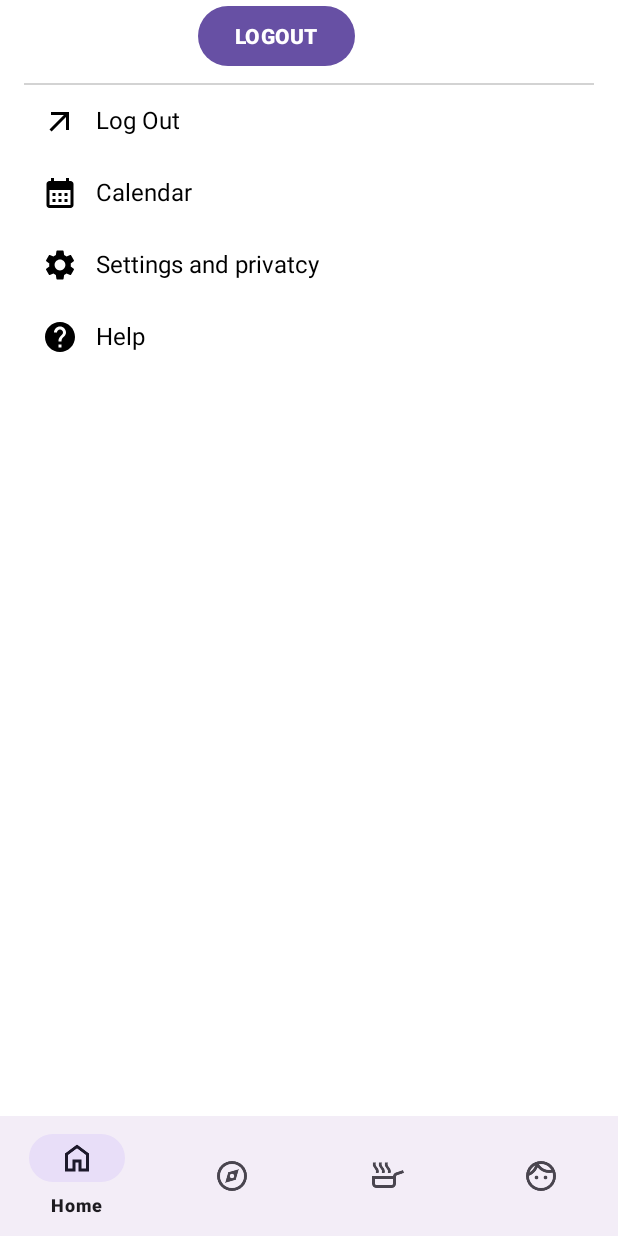
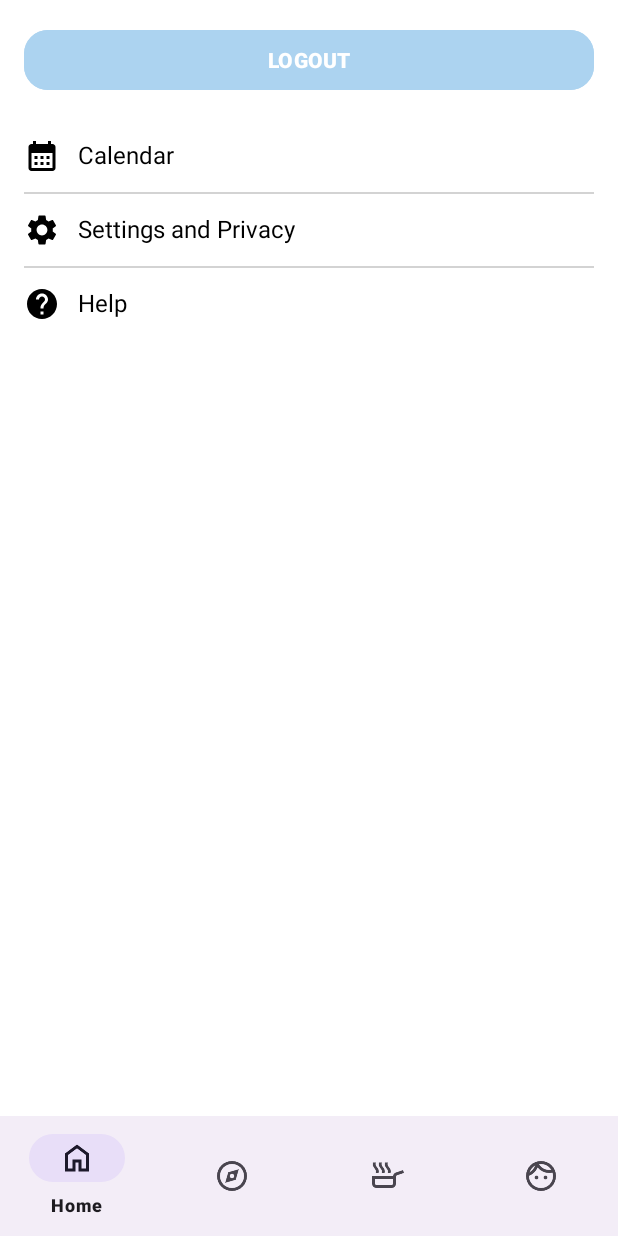
Before and after one commit to U210709718/UriFoodie, an Android app: the screen it shows after launch once a user with an empty profile is signed in (MainActivity), after a tap on "Open navigation menu", on a phone screen of 412 x 824 dp. Run offline under Robolectric (Android 15) with nearby library versions, the phone set to English and light mode, and no system bars; our stand-ins replace Firebase (no records; nobody signed in at launch, a user with empty details on screens opened directly).

Commit message:
updated logout button, put it into the tripple line page

```diff
--- a/UriFoodie/app/src/main/java/com/example/urifoodie/MainActivity.java
+++ b/UriFoodie/app/src/main/java/com/example/urifoodie/MainActivity.java
@@ -19,8 +19,6 @@ import com.google.firebase.auth.FirebaseUser;
 
 public class MainActivity extends AppCompatActivity {
 
-    TextView txtView;
-    Button btnLogout;
     FirebaseAuth mAuth;
     FirebaseUser user;
 
@@ -35,10 +33,6 @@ public class MainActivity extends AppCompatActivity {
         Log.d("Firebase", "Firebase Initialized");
 
 
-        //Handling LOGIN and LOGOUT button
-        txtView = findViewById(R.id.user_details);
-        btnLogout = findViewById(R.id.logOut);
-
         mAuth = FirebaseAuth.getInstance();
         user = mAuth.getCurrentUser();
 
@@ -46,22 +40,7 @@ public class MainActivity extends AppCompatActivity {
             Intent intent = new Intent(MainActivity.this , LoginActivity.class);
             startActivity(intent);
             finish();
-        }else{
-            txtView.setText(user.getEmail());
         }
-
-
-        btnLogout.setOnClickListener(new View.OnClickListener() {
-            @Override
-            public void onClick(View v) {
-                FirebaseAuth.getInstance().signOut();
-                //it will sign out the user from firebase !
-                Intent intent = new Intent(MainActivity.this , LoginActivity.class);
-                startActivity(intent);
-                finish();
-            }
-        });
-
         //___________________________________________________________________________________
 
         //INSIDE APPLICATION!!
--- a/UriFoodie/app/src/main/java/com/example/urifoodie/TripleLinePageFragment.java
+++ b/UriFoodie/app/src/main/java/com/example/urifoodie/TripleLinePageFragment.java
@@ -1,5 +1,6 @@
 package com.example.urifoodie;
 
+import android.content.Intent;
 import android.os.Bundle;
 
 import androidx.fragment.app.Fragment;
@@ -7,6 +8,9 @@ import androidx.fragment.app.Fragment;
 import android.view.LayoutInflater;
 import android.view.View;
 import android.view.ViewGroup;
+import android.widget.Button;
+
+import com.google.firebase.auth.FirebaseAuth;
 
 /**
  * A simple {@link Fragment} subclass.
@@ -14,6 +18,8 @@ import android.view.ViewGroup;
  * create an instance of this fragment.
  */
 public class TripleLinePageFragment extends Fragment {
+    Button btnLogout;
+
 
     // TODO: Rename parameter arguments, choose names that match
     // the fragment initialization parameters, e.g. ARG_ITEM_NUMBER
@@ -59,6 +65,19 @@ public class TripleLinePageFragment extends Fragment {
     public View onCreateView(LayoutInflater inflater, ViewGroup container,
                              Bundle savedInstanceState) {
         // Inflate the layout for this fragment
-        return inflater.inflate(R.layout.fragment_triple_line_page, container, false);
+        View view = inflater.inflate(R.layout.fragment_triple_line_page, container, false);
+
+        // Initialize the Log Out button
+        btnLogout = view.findViewById(R.id.btnLogout);
+
+        // Log Out Button Click Listener
+        btnLogout.setOnClickListener(v -> {
+            FirebaseAuth.getInstance().signOut(); // Logs out the user
+            Intent intent = new Intent(getActivity(), LoginActivity.class);
+            startActivity(intent);
+            getActivity().finish(); // Closes the current activity
+        });
+
+        return view;
     }
 }
--- a/UriFoodie/app/src/main/res/layout/activity_main.xml
+++ b/UriFoodie/app/src/main/res/layout/activity_main.xml
@@ -12,27 +12,6 @@
         android:layout_width="match_parent"
         android:layout_height="match_parent" />
 
-    <TextView
-        android:id="@+id/user_details"
-        android:layout_width="match_parent"
-        android:layout_height="wrap_content"
-        android:layout_below="@+id/logOut"
-        android:layout_alignBottom="@+id/logOut"
-        android:layout_marginTop="384dp"
-        android:layout_marginBottom="-403dp"
-        android:text="Hi" />
-
-    <Button
-        android:id="@+id/logOut"
-        android:layout_width="wrap_content"
-        android:layout_height="wrap_content"
-        android:layout_alignParentStart="true"
-        android:layout_alignParentEnd="true"
-        android:layout_marginStart="132dp"
-        android:layout_marginEnd="175dp"
-        android:text="logOut"
-        android:textAllCaps="true"
-        android:textStyle="bold" />
 
     <com.google.android.material.bottomnavigation.BottomNavigationView
         android:id="@+id/bottomNavigationView"
--- a/UriFoodie/app/src/main/res/layout/fragment_triple_line_page.xml
+++ b/UriFoodie/app/src/main/res/layout/fragment_triple_line_page.xml
@@ -1,69 +1,48 @@
 <?xml version="1.0" encoding="utf-8"?>
-<LinearLayout xmlns:android="http://schemas.android.com/apk/res/android"
+<androidx.constraintlayout.widget.ConstraintLayout
+    xmlns:android="http://schemas.android.com/apk/res/android"
     xmlns:app="http://schemas.android.com/apk/res-auto"
     android:layout_width="match_parent"
     android:layout_height="match_parent"
+    android:background="@color/white">
+
+    <!-- Log Out Button -->
+    <com.google.android.material.button.MaterialButton
+        android:id="@+id/btnLogout"
+        android:layout_width="0dp"
+        android:layout_height="wrap_content"
+        android:text="LOGOUT"
+        android:textStyle="bold"
+        android:textColor="@color/white"
+        android:backgroundTint="@color/lightBlue"
+        app:cornerRadius="16dp"
+        android:layout_margin="16dp"
+        app:layout_constraintTop_toTopOf="parent"
+        app:layout_constraintStart_toStartOf="parent"
+        app:layout_constraintEnd_toEndOf="parent" />
+
+    <!-- Options Section -->
+    <LinearLayout
+        android:id="@+id/optionsLayout"
+        android:layout_width="0dp"
+        android:layout_height="wrap_content"
         android:orientation="vertical"
-    android:background="@color/white"
-    android:padding="16dp">
+        android:padding="16dp"
+        app:layout_constraintTop_toBottomOf="@id/btnLogout"
+        app:layout_constraintStart_toStartOf="parent"
+        app:layout_constraintEnd_toEndOf="parent">
 
-    <!-- Header Section -->
-    <TextView
-        android:id="@+id/menuTitle"
-        android:layout_width="match_parent"
-        android:layout_height="wrap_content"
-        android:text="Menu"
-        android:textSize="20sp"
-        android:textStyle="bold"
-        android:textColor="@color/black"
-        android:gravity="center"
-        android:paddingBottom="12dp" />
-
-    <View
-        android:layout_width="match_parent"
-        android:layout_height="1dp"
-        android:background="@color/lightGray" />
-
-    <!-- Menu Options -->
+        <!-- Calendar -->
         <LinearLayout
-        android:id="@+id/logoutOption"
             android:layout_width="match_parent"
             android:layout_height="wrap_content"
             android:orientation="horizontal"
-        android:padding="12dp"
-        android:clickable="true"
-        android:focusable="true">
-
-        <ImageView
-            android:layout_width="24dp"
-            android:layout_height="24dp"
-            android:src="@drawable/ic_logout"
-            android:contentDescription="Log Out"
-            app:tint="@color/black" />
-
-        <TextView
-            android:layout_width="wrap_content"
-            android:layout_height="wrap_content"
-            android:layout_marginStart="12dp"
-            android:text="Log Out"
-            android:textSize="16sp"
-            android:textColor="@color/black" />
-    </LinearLayout>
-
-    <LinearLayout
-        android:id="@+id/calendarOption"
-        android:layout_width="match_parent"
-        android:layout_height="wrap_content"
-        android:orientation="horizontal"
-        android:padding="12dp"
-        android:clickable="true"
-        android:focusable="true">
+            android:paddingVertical="12dp">
 
             <ImageView
                 android:layout_width="24dp"
                 android:layout_height="24dp"
                 android:src="@drawable/ic_calendar"
-            android:contentDescription="Calendar"
                 app:tint="@color/black" />
 
             <TextView
@@ -75,45 +54,51 @@
                 android:textColor="@color/black" />
         </LinearLayout>
 
+        <!-- Divider -->
+        <View
+            android:layout_width="match_parent"
+            android:layout_height="1dp"
+            android:background="@color/lightGray" />
+
+        <!-- Settings and Privacy -->
         <LinearLayout
-        android:id="@+id/settingsOption"
             android:layout_width="match_parent"
             android:layout_height="wrap_content"
             android:orientation="horizontal"
-        android:padding="12dp"
-        android:clickable="true"
-        android:focusable="true">
+            android:paddingVertical="12dp">
 
             <ImageView
                 android:layout_width="24dp"
                 android:layout_height="24dp"
                 android:src="@drawable/ic_settings"
-            android:contentDescription="Settings"
                 app:tint="@color/black" />
 
             <TextView
                 android:layout_width="wrap_content"
                 android:layout_height="wrap_content"
                 android:layout_marginStart="12dp"
-            android:text="Settings and privatcy"
+                android:text="Settings and Privacy"
                 android:textSize="16sp"
                 android:textColor="@color/black" />
         </LinearLayout>
 
+        <!-- Divider -->
+        <View
+            android:layout_width="match_parent"
+            android:layout_height="1dp"
+            android:background="@color/lightGray" />
+
+        <!-- Help -->
         <LinearLayout
-        android:id="@+id/helpOption"
             android:layout_width="match_parent"
             android:layout_height="wrap_content"
             android:orientation="horizontal"
-        android:padding="12dp"
-        android:clickable="true"
-        android:focusable="true">
+            android:paddingVertical="12dp">
 
             <ImageView
                 android:layout_width="24dp"
                 android:layout_height="24dp"
                 android:src="@drawable/ic_help"
-            android:contentDescription="Help"
                 app:tint="@color/black" />
 
             <TextView
@@ -124,5 +109,5 @@
                 android:textSize="16sp"
                 android:textColor="@color/black" />
         </LinearLayout>
-
     </LinearLayout>
+</androidx.constraintlayout.widget.ConstraintLayout>
--- a/UriFoodie/app/src/main/res/values/colors.xml
+++ b/UriFoodie/app/src/main/res/values/colors.xml
@@ -8,4 +8,5 @@
     <color name="lightBlue">#ACD3F0</color>
     <color name="green">#4CAF50</color>
     <color name="primaryColor">#6200EE</color> <!-- Example: A purple color -->
+    <color name="purple_500">#9C27B0</color> <!-- Example Purple Color -->
 </resources>
```
Lines whose indentation alone changed are shown as unchanged.
